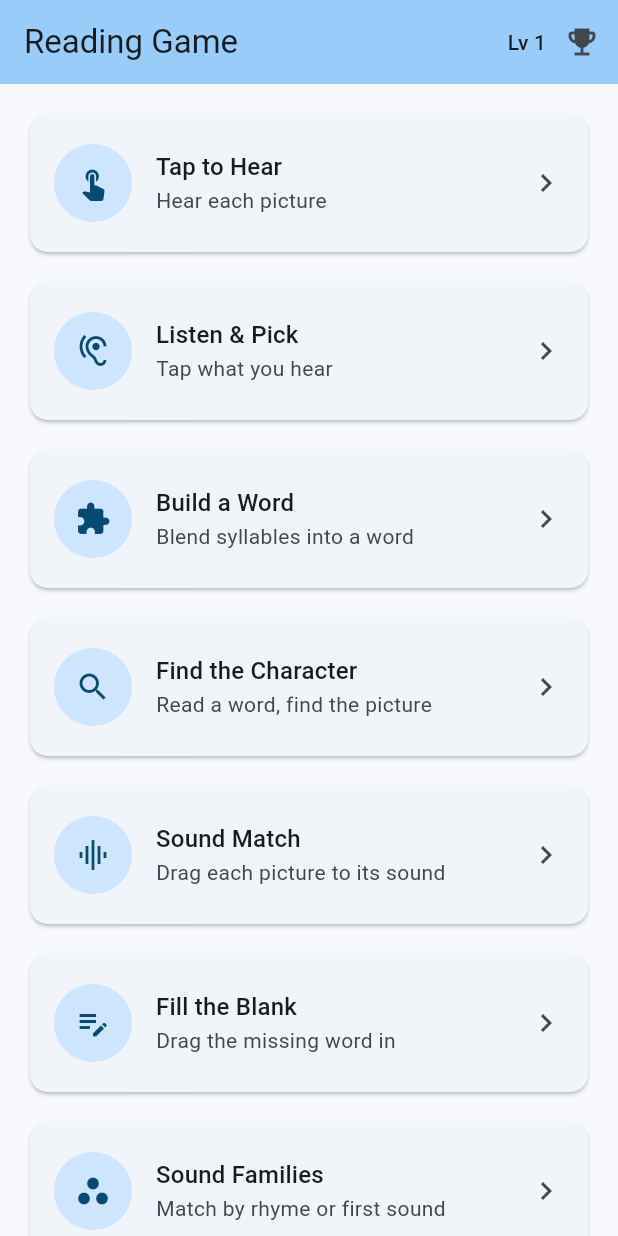
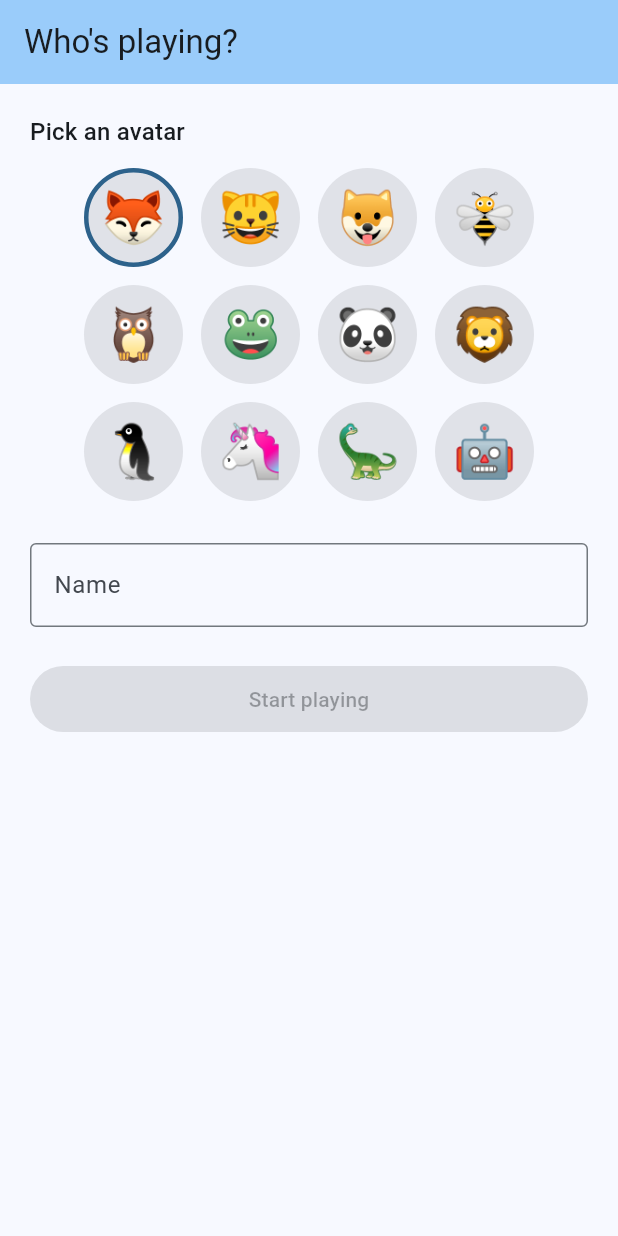
Before and after one commit to mklawonn/reading-game, a Flutter app: the screen it shows after launch, on a phone screen of 412 x 824 dp. Run offline on Flutter 3.47's test engine with Material 3 defaults, Android fonts, the phone set to English and light mode, and no system bars; our stand-ins replace cloud_firestore, firebase_auth, firebase_core, flutter_tts, shared_preferences; accounts and stored records are empty.

Commit message:
feat(profiles): multi-profile with create/choose + remembered active profile
Phase 2 of the guided curriculum. The app now boots into a profile: first run
shows a create-profile screen (name + curated avatar), the active profile is
remembered across restarts, and progress is per-profile (the ProgressStore is
already keyed by profile id).

- profile/{profile,profile_store,local_profile_store}.dart: Profile/ProfileData
  + ProfileStore (shared_preferences); copyWith supports clearing the active id
- features/profile/{avatars,create_profile_screen,profile_chooser_screen}.dart:
  12 curated emoji avatars (no PII) + create and chooser screens
- main.dart: boot flow — load profiles → active? load its progress : create/
  choose → activate → menu; lifecycle flush preserved
- games_menu: shows the active avatar + name; tap it to switch profiles
- test/profile_test.dart: store round-trip, active resolution, create screen

Co-Authored-By: Claude Opus 4.8 <noreply@anthropic.com>

```diff
--- /dev/null
+++ b/app/lib/features/profile/avatars.dart
@@ -0,0 +1,29 @@
+/// A pickable avatar — no photos or PII. Rendered as a big emoji for now; map
+/// the id to an illustration asset later without touching stored profiles.
+class Avatar {
+  const Avatar(this.id, this.emoji);
+  final String id;
+  final String emoji;
+}
+
+const List<Avatar> kAvatars = [
+  Avatar('fox', '🦊'),
+  Avatar('cat', '🐱'),
+  Avatar('dog', '🐶'),
+  Avatar('bee', '🐝'),
+  Avatar('owl', '🦉'),
+  Avatar('frog', '🐸'),
+  Avatar('panda', '🐼'),
+  Avatar('lion', '🦁'),
+  Avatar('penguin', '🐧'),
+  Avatar('unicorn', '🦄'),
+  Avatar('dino', '🦕'),
+  Avatar('robot', '🤖'),
+];
+
+String avatarEmoji(String id) {
+  for (final a in kAvatars) {
+    if (a.id == id) return a.emoji;
+  }
+  return '🙂';
+}
--- /dev/null
+++ b/app/lib/features/profile/create_profile_screen.dart
@@ -0,0 +1,111 @@
+import 'package:flutter/material.dart';
+
+import '../../profile/profile.dart';
+import 'avatars.dart';
+
+/// First-run (and "add profile") screen: choose an avatar + type a name. Calls
+/// [onCreate] with the new profile; the caller persists it and loads its progress.
+class CreateProfileScreen extends StatefulWidget {
+  const CreateProfileScreen({super.key, required this.onCreate, this.onBack});
+
+  final void Function(Profile profile) onCreate;
+
+  /// Shown as a back affordance when there are already profiles to return to.
+  final VoidCallback? onBack;
+
+  @override
+  State<CreateProfileScreen> createState() => _CreateProfileScreenState();
+}
+
+class _CreateProfileScreenState extends State<CreateProfileScreen> {
+  final TextEditingController _name = TextEditingController();
+  String _avatar = kAvatars.first.id;
+
+  @override
+  void dispose() {
+    _name.dispose();
+    super.dispose();
+  }
+
+  void _submit() {
+    final name = _name.text.trim();
+    if (name.isEmpty) return;
+    widget.onCreate(Profile(
+      id: DateTime.now().microsecondsSinceEpoch.toString(),
+      name: name,
+      avatar: _avatar,
+    ));
+  }
+
+  @override
+  Widget build(BuildContext context) {
+    final scheme = Theme.of(context).colorScheme;
+    return Scaffold(
+      appBar: AppBar(
+        title: const Text("Who's playing?"),
+        backgroundColor: scheme.inversePrimary,
+        leading: widget.onBack == null
+            ? null
+            : BackButton(onPressed: widget.onBack),
+      ),
+      body: SafeArea(
+        child: ListView(
+          padding: const EdgeInsets.all(20),
+          children: [
+            Text('Pick an avatar',
+                style: Theme.of(context).textTheme.titleMedium),
+            const SizedBox(height: 12),
+            Wrap(
+              spacing: 12,
+              runSpacing: 12,
+              alignment: WrapAlignment.center,
+              children: [
+                for (final a in kAvatars)
+                  GestureDetector(
+                    key: Key('avatar-${a.id}'),
+                    onTap: () => setState(() => _avatar = a.id),
+                    child: Container(
+                      width: 66,
+                      height: 66,
+                      alignment: Alignment.center,
+                      decoration: BoxDecoration(
+                        shape: BoxShape.circle,
+                        color: scheme.surfaceContainerHighest,
+                        border: Border.all(
+                          color: _avatar == a.id
+                              ? scheme.primary
+                              : Colors.transparent,
+                          width: 3,
+                        ),
+                      ),
+                      child:
+                          Text(a.emoji, style: const TextStyle(fontSize: 34)),
+                    ),
+                  ),
+              ],
+            ),
+            const SizedBox(height: 28),
+            TextField(
+              key: const Key('profile-name'),
+              controller: _name,
+              textCapitalization: TextCapitalization.words,
+              decoration: const InputDecoration(
+                  labelText: 'Name', border: OutlineInputBorder()),
+              onChanged: (_) => setState(() {}),
+              onSubmitted: (_) => _submit(),
+            ),
+            const SizedBox(height: 24),
+            FilledButton(
+              key: const Key('profile-start'),
+              onPressed: _name.text.trim().isEmpty ? null : _submit,
+              child: const Padding(
+                padding: EdgeInsets.all(12),
+                child: Text('Start playing'),
+              ),
+            ),
+          ],
+        ),
+      ),
+    );
+  }
+}
--- a/app/lib/main.dart
+++ b/app/lib/main.dart
@@ -10,8 +10,14 @@ import 'features/find_the_character/find_the_character_page.dart';
 import 'features/games_menu/games_menu_page.dart';
 import 'features/listen_and_pick/listen_and_pick_page.dart';
 import 'features/pictograph_demo/pictograph_demo_page.dart';
+import 'features/profile/create_profile_screen.dart';
+import 'features/profile/profile_chooser_screen.dart';
 import 'features/sound_match/sound_match_page.dart';
 import 'learning/item_sampler.dart';
+import 'models/content_bank.dart';
+import 'profile/local_profile_store.dart';
+import 'profile/profile.dart';
+import 'profile/profile_store.dart';
 import 'progress/firestore_progress_store.dart';
 import 'progress/local_progress_store.dart';
 import 'progress/progress_service.dart';
@@ -23,8 +29,6 @@ import 'services/content_service.dart';
 // the local Firebase emulator suite (no real project needed).
 const bool _useFirestoreEmulator = bool.fromEnvironment('USE_FIRESTORE_EMULATOR');
 
-// Emulator-only Firebase config (the "demo-" project id is emulator-only).
-// Production uses flutterfire-generated options instead — see docs/firebase-setup.md.
 const FirebaseOptions _emulatorOptions = FirebaseOptions(
   apiKey: 'demo',
   appId: '1:0:android:demo',
@@ -47,13 +51,20 @@ class _ReadingGameAppState extends State<ReadingGameApp>
     with WidgetsBindingObserver {
   final ContentService _contentService = const ContentService();
   final AudioService _audioService = TtsAudioService();
-  ProgressService? _progress;
-  late final Future<ProgressService> _init = _setup();
+  final ProfileStore _profileStore = const LocalProfileStore();
+
+  ContentBank? _bank;
+  ProgressStore? _store; // shared; per-profile state is keyed by profile id
+  ProfileData _profiles = const ProfileData();
+  ProgressService? _progress; // the active profile's progress
+  bool _loading = true;
+  bool _addingProfile = false;
 
   @override
   void initState() {
     super.initState();
     WidgetsBinding.instance.addObserver(this);
+    _bootstrap();
   }
 
   @override
@@ -68,18 +79,50 @@ class _ReadingGameAppState extends State<ReadingGameApp>
     if (state == AppLifecycleState.paused) _progress?.flush();
   }
 
-  Future<ProgressService> _setup() async {
-    final bank = await _contentService.load();
-    final store = await _pickStore();
+  Future<void> _bootstrap() async {
+    _bank = await _contentService.load();
+    _store = await _pickStore();
+    _profiles = await _profileStore.load();
+    final active = _profiles.active;
+    if (active != null) _progress = await _buildProgress(active);
+    if (mounted) setState(() => _loading = false);
+  }
+
+  Future<ProgressService> _buildProgress(Profile p) async {
     final progress =
-        ProgressService(bank: bank, store: store, profileId: 'default');
+        ProgressService(bank: _bank!, store: _store!, profileId: p.id);
     await progress.restore();
-    _progress = progress;
     return progress;
   }
 
-  // Use Firestore when available; otherwise on-device local persistence so the
-  // app works without a configured backend.
+  /// Make [p] the active profile (creating it if [isNew]) and load its progress.
+  Future<void> _activate(Profile p, {required bool isNew}) async {
+    final list = isNew ? [..._profiles.profiles, p] : _profiles.profiles;
+    final data = _profiles.copyWith(profiles: list, activeId: p.id);
+    await _profileStore.save(data);
+    final progress = await _buildProgress(p);
+    if (!mounted) return;
+    setState(() {
+      _profiles = data;
+      _progress = progress;
+      _addingProfile = false;
+    });
+  }
+
+  /// Return to the profile chooser (flushes the active profile first).
+  Future<void> _switchProfile() async {
+    await _progress?.flush();
+    final data = _profiles.copyWith(activeId: null);
+    await _profileStore.save(data);
+    if (!mounted) return;
+    setState(() {
+      _profiles = data;
+      _progress = null;
+      _addingProfile = false;
+    });
+  }
+
+  // Use Firestore when available; otherwise on-device local persistence.
   Future<ProgressStore> _pickStore() async {
     try {
       if (_useFirestoreEmulator) {
@@ -107,16 +150,36 @@ class _ReadingGameAppState extends State<ReadingGameApp>
         colorScheme: ColorScheme.fromSeed(seedColor: const Color(0xFF3F7CAC)),
         useMaterial3: true,
       ),
-      home: FutureBuilder<ProgressService>(
-        future: _init,
-        builder: (context, snapshot) {
-          final progress = snapshot.data;
-          if (progress == null) {
+      home: _buildHome(),
+    );
+  }
+
+  Widget _buildHome() {
+    if (_loading) {
       return const Scaffold(body: Center(child: CircularProgressIndicator()));
     }
-          // Mastery + stage steer which items each game shows next.
+    final progress = _progress;
+    if (progress != null) return _menu(progress);
+
+    // No active profile → create (first run / "add") or choose.
+    if (_profiles.profiles.isEmpty || _addingProfile) {
+      return CreateProfileScreen(
+        onCreate: (p) => _activate(p, isNew: true),
+        onBack: _profiles.profiles.isEmpty
+            ? null
+            : () => setState(() => _addingProfile = false),
+      );
+    }
+    return ProfileChooserScreen(
+      profiles: _profiles.profiles,
+      onSelect: (p) => _activate(p, isNew: false),
+      onAdd: () => setState(() => _addingProfile = true),
+    );
+  }
+
+  // The current launcher (replaced by the guided level-map home in a later phase).
+  Widget _menu(ProgressService progress) {
     final sampler = ItemSampler(progress);
-          // Games stay decoupled: they only emit LearningEvents via onEvent.
     final games = <GameEntry>[
       GameEntry(
         title: 'Tap to Hear',
@@ -162,7 +225,7 @@ class _ReadingGameAppState extends State<ReadingGameApp>
       ),
       GameEntry(
         title: 'Sound Match',
-              subtitle: 'Drag each picture to its sound',
+        subtitle: 'Match each picture to its sound',
         icon: Icons.graphic_eq,
         builder: (_) => SoundMatchPage(
           contentService: _contentService,
@@ -173,7 +236,7 @@ class _ReadingGameAppState extends State<ReadingGameApp>
       ),
       GameEntry(
         title: 'Fill the Blank',
-              subtitle: 'Drag the missing word in',
+        subtitle: 'Add the missing word',
         icon: Icons.edit_note,
         builder: (_) => FillBlankPage(
           contentService: _contentService,
@@ -195,9 +258,11 @@ class _ReadingGameAppState extends State<ReadingGameApp>
         ),
       ),
     ];
-          return GamesMenuPage(games: games, progress: progress);
-        },
-      ),
+    return GamesMenuPage(
+      games: games,
+      progress: progress,
+      profile: _profiles.active,
+      onSwitchProfile: _switchProfile,
     );
   }
 }
--- /dev/null
+++ b/app/lib/profile/profile.dart
@@ -0,0 +1,56 @@
+/// A child profile. No PII beyond a chosen display [name] and an [avatar] id
+/// from a curated set (COPPA-safe — no photos, no real identifiers).
+class Profile {
+  const Profile({required this.id, required this.name, required this.avatar});
+
+  final String id;
+  final String name;
+  final String avatar; // an avatar id (see features/profile/avatars.dart)
+
+  Map<String, dynamic> toJson() => {'id': id, 'name': name, 'avatar': avatar};
+
+  factory Profile.fromJson(Map<String, dynamic> json) => Profile(
+        id: json['id'] as String,
+        name: json['name'] as String? ?? '',
+        avatar: json['avatar'] as String? ?? '',
+      );
+}
+
+/// The set of profiles plus which one is active. Per-profile *progress* lives
+/// separately (keyed by profile id in the ProgressStore).
+class ProfileData {
+  const ProfileData({this.profiles = const [], this.activeId});
+
+  final List<Profile> profiles;
+  final String? activeId;
+
+  Profile? get active {
+    for (final p in profiles) {
+      if (p.id == activeId) return p;
+    }
+    return null;
+  }
+
+  static const Object _keep = Object();
+
+  /// Pass `activeId: null` to *clear* the active profile (switch screen);
+  /// omitting it keeps the current one.
+  ProfileData copyWith({List<Profile>? profiles, Object? activeId = _keep}) =>
+      ProfileData(
+        profiles: profiles ?? this.profiles,
+        activeId:
+            identical(activeId, _keep) ? this.activeId : activeId as String?,
+      );
+
+  Map<String, dynamic> toJson() => {
+        'profiles': [for (final p in profiles) p.toJson()],
+        'activeId': activeId,
+      };
+
+  factory ProfileData.fromJson(Map<String, dynamic> json) => ProfileData(
+        profiles: (json['profiles'] as List<dynamic>? ?? const [])
+            .map((p) => Profile.fromJson(p as Map<String, dynamic>))
+            .toList(growable: false),
+        activeId: json['activeId'] as String?,
+      );
+}
```
Also changed, not shown: app/lib/features/games_menu/games_menu_page.dart (+21 -2 lines), app/lib/features/profile/profile_chooser_screen.dart (added, +65 -0 lines), app/lib/profile/local_profile_store.dart (added, +28 -0 lines), app/lib/profile/profile_store.dart (added, +21 -0 lines), 1 other file. Lines whose indentation alone changed are shown as unchanged.
